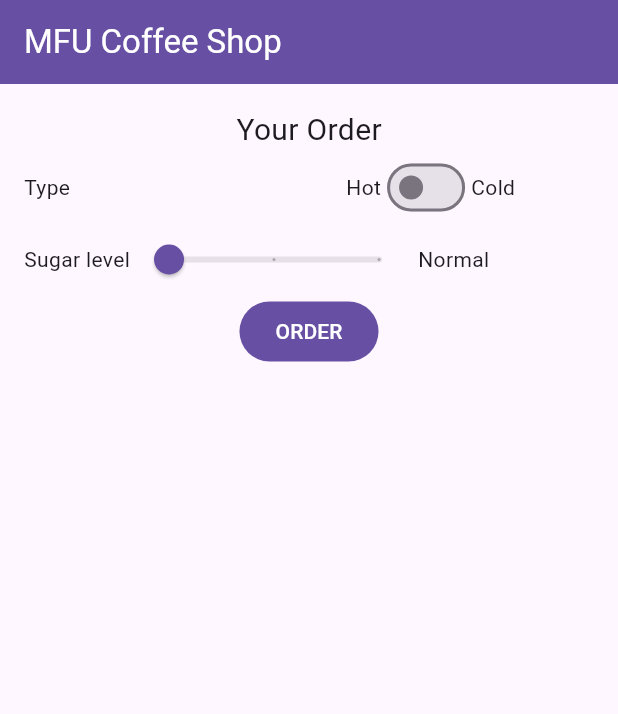
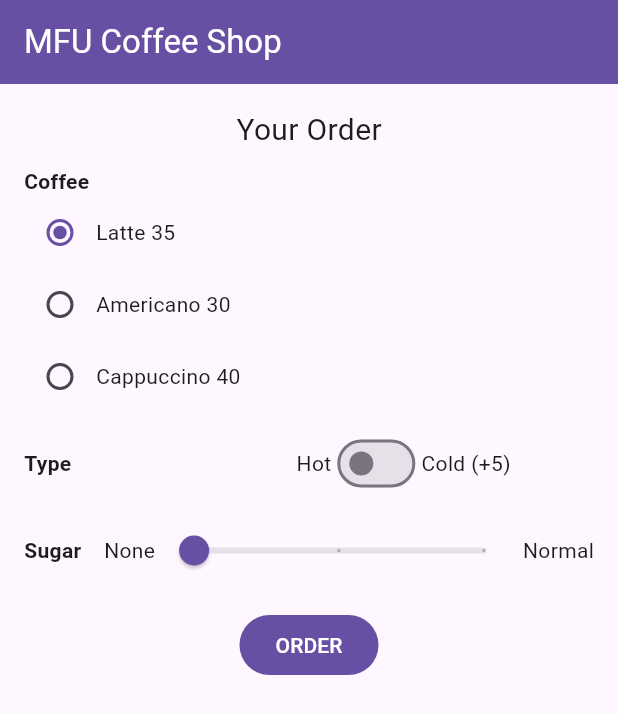
Before and after one commit to N-K-L1/flutter_application, a Flutter app: the screen it shows after launch, on a phone screen of 412 x 824 dp. Shown: the top 714 px of the screen. Run offline on Flutter 3.47's test engine with Material 3 defaults, Android fonts, the phone set to English and light mode, and no system bars.

Commit message:
Completed coffee_ordering_app.dart as Assignment 3

```diff
--- a/lib/week07/coffee_ordering_app.dart
+++ b/lib/week07/coffee_ordering_app.dart
@@ -8,6 +8,8 @@ class CoffeeOrderingApp extends StatefulWidget {
 }
 
 class _CoffeeOrderingAppState extends State<CoffeeOrderingApp> {
+  int coffee = 0;
+  String thankyou = '';
   bool hotorcold = false;
   double sugar = 0;
 
@@ -23,19 +25,87 @@ class _CoffeeOrderingAppState extends State<CoffeeOrderingApp> {
     });
   }
 
+  void updateCoffee(int? value) {
+    setState(() {
+      coffee = value!;
+    });
+  }
+
   void orderCoffee() async {
+    // --- calculate base price ---
+    int price = 0;
+    String coffeeName = '';
+    String imageUrl = '';
+
+    switch (coffee) {
+      case 0:
+        price = 35;
+        coffeeName = 'Latte';
+        imageUrl =
+            'https://encrypted-tbn0.gstatic.com/images?q=tbn:ANd9GcQby11lcOq_8WRxqCAvx6JtVe-N6YxNEd5o9A&s';
+        break;
+      case 1:
+        price = 30;
+        coffeeName = 'Americano';
+        imageUrl =
+            'https://encrypted-tbn0.gstatic.com/images?q=tbn:ANd9GcSgiDaLTqfQGyvr15UyXFuELx5pKXDaCC_kOQ&s';
+        break;
+      case 2:
+        price = 40;
+        coffeeName = 'Cappuccino';
+        imageUrl =
+            'https://encrypted-tbn0.gstatic.com/images?q=tbn:ANd9GcTvVfQeqNIQZ_S-molavVjYO5p5Y2IsbiyqTg&s';
+        break;
+    }
+
+    // --- add 5 baht if cold ---
+    if (hotorcold) {
+      price += 5;
+    }
+
+    // --- sugar level description ---
+    String sugarText = sugar == 0
+        ? "no"
+        : sugar == 0.5
+        ? "less"
+        : "normal";
+
     await showDialog(
       context: context,
       builder: (context) {
         return AlertDialog(
           title: const Text('Your Order'),
-          content: Text(
-            '${hotorcold ? "Cold" : "Hot"} coffee with ${sugar == 0
-                ? "no"
-                : sugar == 0.5
-                ? "less"
-                : "normal"} sugar',
+          content: Column(
+            mainAxisSize: MainAxisSize.min,
+            children: [
+              Image.network(imageUrl, width: 120),
+              const SizedBox(height: 10),
+              Text(
+                '${hotorcold ? "Cold" : "Hot"} $coffeeName with $sugarText sugar.\nPrice = $price baht',
+                textAlign: TextAlign.center,
               ),
+            ],
+          ),
+          actions: [
+            TextButton(
+              onPressed: () {
+                Navigator.pop(context);
+                setState(() {
+                  thankyou = '';
+                });
+              },
+              child: const Text('Cancel'),
+            ),
+            TextButton(
+              onPressed: () {
+                Navigator.pop(context);
+                setState(() {
+                  thankyou = 'Thank you for your order!';
+                });
+              },
+              child: const Text('Ok'),
+            ),
+          ],
         );
       },
     );
@@ -49,7 +119,7 @@ class _CoffeeOrderingAppState extends State<CoffeeOrderingApp> {
           'MFU Coffee Shop',
           style: TextStyle(color: Colors.white),
         ),
-        backgroundColor: Color.fromARGB(255, 103, 80, 164),
+        backgroundColor: const Color.fromARGB(255, 103, 80, 164),
       ),
       body: SafeArea(
         child: Center(
@@ -57,22 +127,79 @@ class _CoffeeOrderingAppState extends State<CoffeeOrderingApp> {
             padding: const EdgeInsets.all(16.0),
             child: Column(
               children: [
-                Text('Your Order', style: TextStyle(fontSize: 20)),
+                const Text('Your Order', style: TextStyle(fontSize: 20)),
+                const SizedBox(height: 10),
 
+                // --- Coffee selection ---
+                Column(
+                  crossAxisAlignment: CrossAxisAlignment.start,
+                  children: [
+                    const Text(
+                      'Coffee',
+                      style: TextStyle(fontWeight: FontWeight.bold),
+                    ),
                     Row(
                       children: [
-                    Text('Type'),
-                    SizedBox(width: 184),
-                    Text('Hot'),
-                    Switch(value: hotorcold, onChanged: updateHotorCold),
-                    Text('Cold'),
+                        Radio(
+                          value: 0,
+                          groupValue: coffee,
+                          onChanged: updateCoffee,
+                        ),
+                        const Text('Latte 35'),
+                      ],
+                    ),
+                    Row(
+                      children: [
+                        Radio(
+                          value: 1,
+                          groupValue: coffee,
+                          onChanged: updateCoffee,
+                        ),
+                        const Text('Americano 30'),
+                      ],
+                    ),
+                    Row(
+                      children: [
+                        Radio(
+                          value: 2,
+                          groupValue: coffee,
+                          onChanged: updateCoffee,
+                        ),
+                        const Text('Cappuccino 40'),
+                      ],
+                    ),
                   ],
                 ),
 
+                const SizedBox(height: 10),
+
+                // --- Hot or Cold ---
                 Row(
                   children: [
-                    Text('Sugar level'),
-                    Slider(
+                    const Text(
+                      'Type',
+                      style: TextStyle(fontWeight: FontWeight.bold),
+                    ),
+                    const SizedBox(width: 150),
+                    const Text('Hot'),
+                    Switch(value: hotorcold, onChanged: updateHotorCold),
+                    const Text('Cold (+5)'),
+                  ],
+                ),
+
+                const SizedBox(height: 10),
+
+                // --- Sugar level ---
+                Row(
+                  children: [
+                    const Text(
+                      'Sugar',
+                      style: TextStyle(fontWeight: FontWeight.bold),
+                    ),
+                    const SizedBox(width: 15),
+                    const Text('None'),
+                    Expanded(
+                      child: Slider(
                         value: sugar,
                         divisions: 2,
                         label: sugar == 0
@@ -82,12 +209,20 @@ class _CoffeeOrderingAppState extends State<CoffeeOrderingApp> {
                             : "normal",
                         onChanged: updateSugar,
                       ),
-                    Text('Normal'),
+                    ),
+                    const Text('Normal'),
                   ],
                 ),
+
+                const SizedBox(height: 15),
                 FilledButton(
                   onPressed: orderCoffee,
                   child: const Text('ORDER'),
+                ),
+                const SizedBox(height: 20),
+                Text(
+                  thankyou,
+                  style: const TextStyle(fontSize: 18, color: Colors.red),
                 ),
               ],
             ),
```
Lines whose indentation alone changed are shown as unchanged.
